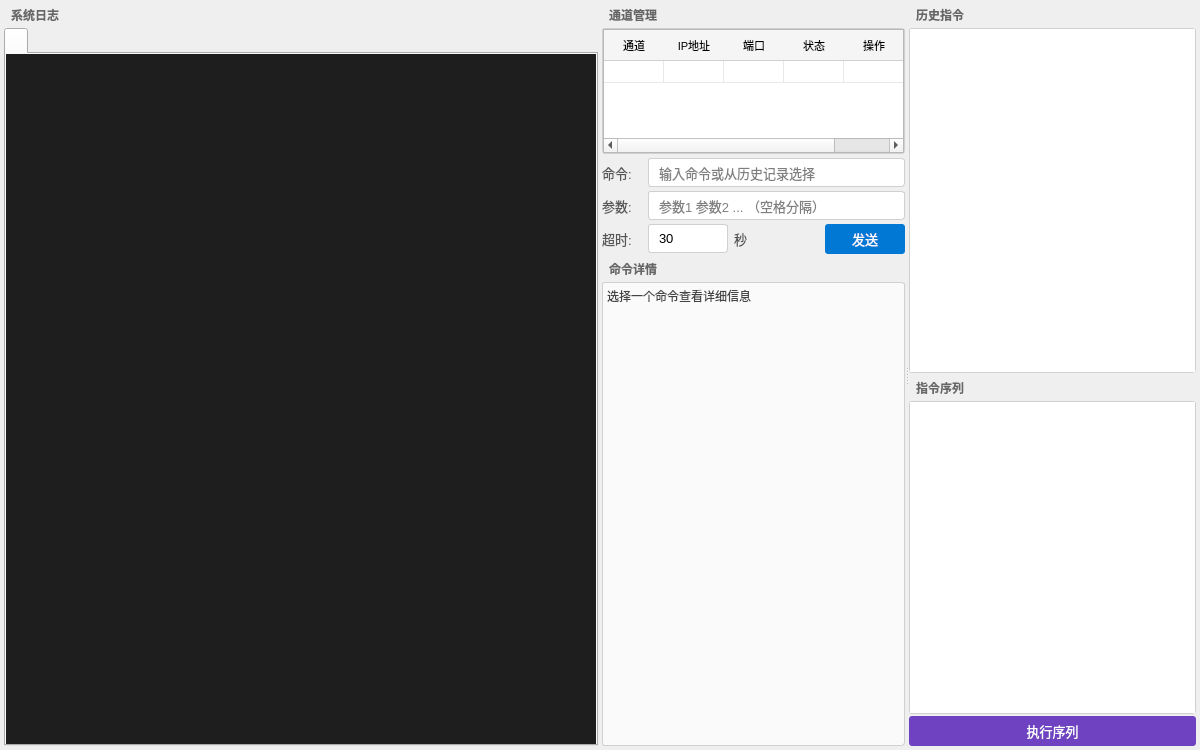
Before: the Qt Designer form plugins/MIX_debug_plugin/MIX_debug_plugin.ui in cn33331/MIX-test, drawn with Qt 5.
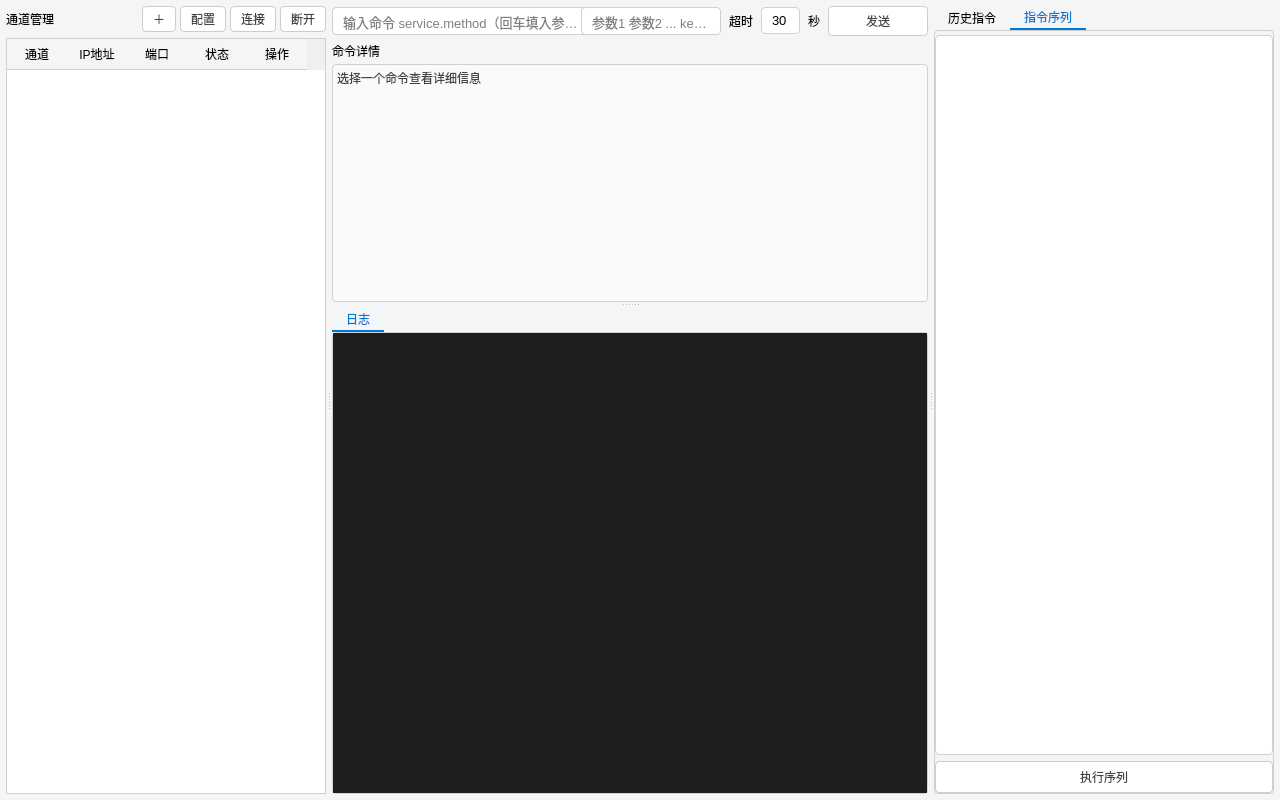
After: the same form once the commit is applied. The open tabs and pages were chosen to show the change.

The edit to the form file:
```diff
--- a/plugins/MIX_debug_plugin/MIX_debug_plugin.ui
+++ b/plugins/MIX_debug_plugin/MIX_debug_plugin.ui
@@ -6,122 +6,82 @@
    <rect>
     <x>0</x>
     <y>0</y>
-    <width>1200</width>
-    <height>750</height>
+    <width>1280</width>
+    <height>800</height>
    </rect>
   </property>
   <property name="minimumSize">
    <size>
-    <width>1000</width>
-    <height>600</height>
+    <width>1080</width>
+    <height>640</height>
    </size>
   </property>
   <property name="windowTitle">
    <string>MIX-debug by:zjx</string>
   </property>
   <widget class="QWidget" name="centralWidget">
-   <layout class="QHBoxLayout" name="mainLayout">
-    <property name="spacing">
-     <number>4</number>
-    </property>
-    <property name="leftMargin">
-     <number>4</number>
-    </property>
-    <property name="topMargin">
-     <number>4</number>
-    </property>
-    <property name="rightMargin">
-     <number>4</number>
-    </property>
-    <property name="bottomMargin">
-     <number>4</number>
-    </property>
-    <item>
-     <widget class="QWidget" name="leftWidget">
-      <layout class="QVBoxLayout" name="leftLayout">
+   <property name="styleSheet">
+    <string notr="true">QWidget#centralWidget { background: #f4f5f7; }
+QLabel#panelTitle { font-weight: bold; color: #555555; padding: 2px 2px; }
+QLineEdit { background: #ffffff; border: 1px solid #d0d0d0; border-radius: 4px; padding: 4px 8px; font-size: 13px; }
+QLineEdit:focus { border-color: #0078d4; }
+QTextEdit#cmdInfoText { border: 1px solid #d0d0d0; border-radius: 4px; background: #fafafa; color: #444444; font-size: 12px; }
+QTextEdit#logText { font-family: &quot;SF Mono&quot;, Menlo, monospace; font-size: 12px; background: #1e1e1e; color: #d4d4d4; border: none; }
+QTabWidget::pane { border: 1px solid #d0d0d0; border-radius: 4px; }
+QTabBar::tab { padding: 4px 14px; font-size: 12px; background: transparent; }
+QTabBar::tab:selected { color: #0078d4; border-bottom: 2px solid #0078d4; }
+QListWidget { border: 1px solid #d0d0d0; border-radius: 4px; font-size: 12px; background: #ffffff; }
+QListWidget::item { padding: 4px 6px; }
+QListWidget::item:selected { background: #e8f0fe; color: #0078d4; }
+QTableWidget { border: 1px solid #d0d0d0; gridline-color: #eeeeee; font-size: 12px; background: #ffffff; }
+QHeaderView::section { font-size: 12px; padding: 4px; background: #f5f5f5; border: none; border-bottom: 1px solid #d0d0d0; }
+QPushButton { border: 1px solid #cccccc; border-radius: 4px; padding: 3px 10px; background: #ffffff; color: #444444; font-size: 12px; }
+QPushButton:hover { border-color: #0078d4; color: #0078d4; }
+QPushButton:pressed { background: #eef4fb; }
+QPushButton#primaryButton { background: #0078d4; color: #ffffff; border: none; border-radius: 4px; padding: 5px 18px; font-size: 13px; }
+QPushButton#primaryButton:hover { background: #106ebe; color: #ffffff; }
+QPushButton#primaryButton:pressed { background: #005a9e; color: #ffffff; }
+QPushButton#accentButton { background: #e8f0fe; color: #0078d4; border: 1px solid #b6d3f5; border-radius: 4px; padding: 6px 16px; font-size: 13px; }
+QPushButton#accentButton:hover { background: #d6e6fb; }
+QPushButton#accentButton:pressed { background: #c2d9f7; }</string>
+   </property>
+   <layout class="QVBoxLayout" name="mainLayout">
        <property name="spacing">
-        <number>2</number>
+     <number>6</number>
        </property>
        <property name="leftMargin">
-        <number>0</number>
+     <number>6</number>
        </property>
        <property name="topMargin">
-        <number>0</number>
+     <number>6</number>
        </property>
        <property name="rightMargin">
-        <number>0</number>
+     <number>6</number>
        </property>
        <property name="bottomMargin">
-        <number>0</number>
-       </property>
-       <item>
-        <widget class="QLabel" name="logLabel">
-         <property name="text">
-          <string>系统日志</string>
-         </property>
-         <property name="styleSheet">
-          <string>QLabel { font-weight: bold; color: #666; padding: 2px 4px; }</string>
-         </property>
-        </widget>
-       </item>
-       <item>
-        <widget class="QTabWidget" name="logTabWidget">
-         <property name="styleSheet">
-          <string>QTabWidget::tab-bar { alignment: left; } QTabWidget::tab { padding: 4px 12px; font-size: 12px; } QTabWidget::tab:selected { background: #e8f0fe; border-color: #0078d4; } QTextEdit { font-family: "SF Mono", Monaco, Menlo, monospace; font-size: 12px; background: #1e1e1e; color: #d4d4d4; border: none; }</string>
-         </property>
-         <widget class="QTextEdit" name="logText">
-          <property name="readOnly">
-           <bool>true</bool>
-          </property>
-         </widget>
-         <tabstop>logText</tabstop>
-        </widget>
-       </item>
-      </layout>
-     </widget>
-    </item>
+     <number>6</number>
+    </property>
     <item>
      <widget class="QSplitter" name="mainSplitter">
       <property name="orientation">
        <enum>Qt::Horizontal</enum>
       </property>
       <property name="handleWidth">
-       <number>4</number>
+       <number>6</number>
       </property>
-      <widget class="QWidget" name="midWidget">
-       <layout class="QVBoxLayout" name="midLayout">
-        <property name="spacing">
-         <number>4</number>
-        </property>
-        <property name="leftMargin">
-         <number>0</number>
-        </property>
-        <property name="topMargin">
-         <number>0</number>
-        </property>
-        <property name="rightMargin">
-         <number>0</number>
-        </property>
-        <property name="bottomMargin">
-         <number>0</number>
-        </property>
-        <item>
-         <widget class="QWidget" name="ipWidget">
+      <property name="childrenCollapsible">
+       <bool>false</bool>
+      </property>
+      <widget class="QWidget" name="leftPanel">
           <property name="minimumSize">
            <size>
-            <width>0</width>
-            <height>130</height>
-           </size>
-          </property>
-          <property name="maximumSize">
-           <size>
-            <width>16777215</width>
-            <height>150</height>
-           </size>
-          </property>
-          <layout class="QVBoxLayout" name="ipLayout">
+         <width>320</width>
+         <height>0</height>
+        </size>
+       </property>
+       <layout class="QVBoxLayout" name="leftLayout">
            <property name="spacing">
-            <number>2</number>
+         <number>6</number>
            </property>
            <property name="leftMargin">
             <number>0</number>
@@ -136,48 +96,72 @@
             <number>0</number>
            </property>
            <item>
-            <widget class="QLabel" name="ipLabel">
+         <layout class="QHBoxLayout" name="channelToolbarLayout">
+          <property name="spacing">
+           <number>4</number>
+          </property>
+          <item>
+           <widget class="QLabel" name="channelLabel">
              <property name="text">
               <string>通道管理</string>
              </property>
-             <property name="styleSheet">
-              <string>QLabel { font-weight: bold; color: #666; padding: 2px 4px; }</string>
-             </property>
             </widget>
            </item>
            <item>
-            <widget class="QScrollArea" name="scrollArea">
-             <property name="widgetResizable">
-              <bool>true</bool>
-             </property>
-             <property name="styleSheet">
-              <string>QScrollArea { border: 1px solid #d0d0d0; border-radius: 3px; }</string>
-             </property>
-             <widget class="QWidget" name="scrollAreaWidgetContents">
-              <property name="geometry">
-               <rect>
-                <x>0</x>
-                <y>0</y>
-                <width>400</width>
-                <height>90</height>
-               </rect>
-              </property>
-              <layout class="QVBoxLayout" name="scrollLayout">
-               <property name="spacing">
-                <number>0</number>
-               </property>
-               <property name="leftMargin">
-                <number>0</number>
-               </property>
-               <property name="topMargin">
-                <number>0</number>
-               </property>
-               <property name="rightMargin">
-                <number>0</number>
-               </property>
-               <property name="bottomMargin">
-                <number>0</number>
-               </property>
+           <spacer name="channelToolbarSpacer">
+            <property name="orientation">
+             <enum>Qt::Horizontal</enum>
+            </property>
+            <property name="sizeHint" stdset="0">
+             <size>
+              <width>20</width>
+              <height>20</height>
+             </size>
+            </property>
+           </spacer>
+          </item>
+          <item>
+           <widget class="QPushButton" name="addChannelButton">
+            <property name="toolTip">
+             <string>添加一个通道行</string>
+            </property>
+            <property name="text">
+             <string>＋</string>
+            </property>
+           </widget>
+          </item>
+          <item>
+           <widget class="QPushButton" name="configChannelButton">
+            <property name="toolTip">
+             <string>批量生成通道（IP/端口序列）</string>
+            </property>
+            <property name="text">
+             <string>配置</string>
+            </property>
+           </widget>
+          </item>
+          <item>
+           <widget class="QPushButton" name="batchConnectButton">
+            <property name="toolTip">
+             <string>连接选中的通道</string>
+            </property>
+            <property name="text">
+             <string>连接</string>
+            </property>
+           </widget>
+          </item>
+          <item>
+           <widget class="QPushButton" name="batchDisconnectButton">
+            <property name="toolTip">
+             <string>断开选中的通道</string>
+            </property>
+            <property name="text">
+             <string>断开</string>
+            </property>
+           </widget>
+          </item>
+         </layout>
+        </item>
                <item>
                 <widget class="QTableWidget" name="ipTable">
                  <property name="editTriggers">
@@ -190,24 +174,20 @@
                   <enum>QAbstractItemView::SelectRows</enum>
                  </property>
                  <property name="rowCount">
-                  <number>1</number>
+           <number>0</number>
                  </property>
                  <property name="columnCount">
                   <number>5</number>
                  </property>
-                 <property name="styleSheet">
-                  <string>QTableWidget { font-size: 11px; gridline-color: #e8e8e8; } QHeaderView::section { font-size: 11px; padding: 4px; background: #f5f5f5; border: none; border-bottom: 1px solid #d0d0d0; }</string>
-                 </property>
                  <attribute name="horizontalHeaderDefaultSectionSize">
                   <number>60</number>
                  </attribute>
                  <attribute name="verticalHeaderDefaultSectionSize">
-                  <number>22</number>
+           <number>24</number>
                  </attribute>
                  <attribute name="verticalHeaderVisible">
                   <bool>false</bool>
                  </attribute>
-                 <row/>
                  <column>
                   <property name="text">
                    <string>通道</string>
@@ -237,16 +217,10 @@
                </item>
               </layout>
              </widget>
-            </widget>
-           </item>
-          </layout>
-         </widget>
-        </item>
-        <item>
-         <widget class="QWidget" name="cmdWidget">
-          <layout class="QVBoxLayout" name="cmdLayout">
+      <widget class="QWidget" name="centerPanel">
+       <layout class="QVBoxLayout" name="centerLayout">
            <property name="spacing">
-            <number>4</number>
+         <number>6</number>
            </property>
            <property name="leftMargin">
             <number>0</number>
@@ -261,89 +235,52 @@
             <number>0</number>
            </property>
            <item>
-            <layout class="QHBoxLayout" name="cmdInputLayout">
+         <layout class="QHBoxLayout" name="commandBarLayout">
              <property name="spacing">
-              <number>6</number>
-             </property>
-             <item>
-              <widget class="QLabel" name="cmdLabel">
-               <property name="text">
-                <string>命令:</string>
-               </property>
-               <property name="minimumSize">
-                <size>
-                 <width>40</width>
-                 <height>0</height>
-                </size>
-               </property>
-               <property name="styleSheet">
-                <string>QLabel { color: #555; font-size: 13px; }</string>
-               </property>
-              </widget>
-             </item>
+           <number>8</number>
+          </property>
              <item>
               <widget class="QLineEdit" name="cmdInput">
-               <property name="placeholderText">
-                <string>输入命令或从历史记录选择</string>
-               </property>
-               <property name="styleSheet">
-                <string>QLineEdit { font-size: 13px; padding: 5px 8px; border: 1px solid #d0d0d0; border-radius: 3px; } QLineEdit:focus { border-color: #0078d4; }</string>
-               </property>
-              </widget>
-             </item>
-            </layout>
-           </item>
-           <item>
-            <layout class="QHBoxLayout" name="paramInputLayout">
-             <property name="spacing">
-              <number>6</number>
-             </property>
-             <item>
-              <widget class="QLabel" name="paramLabel">
-               <property name="text">
-                <string>参数:</string>
+            <property name="sizePolicy">
+             <sizepolicy hsizetype="Expanding" vsizetype="Fixed">
+              <horstretch>3</horstretch>
+              <verstretch>0</verstretch>
+             </sizepolicy>
                </property>
                <property name="minimumSize">
                 <size>
-                 <width>40</width>
-                 <height>0</height>
-                </size>
-               </property>
-               <property name="styleSheet">
-                <string>QLabel { color: #555; font-size: 13px; }</string>
+              <width>260</width>
+              <height>28</height>
+             </size>
+            </property>
+            <property name="placeholderText">
+             <string>输入命令 service.method（回车填入参数）</string>
                </property>
               </widget>
              </item>
              <item>
               <widget class="QLineEdit" name="paramInput">
+            <property name="sizePolicy">
+             <sizepolicy hsizetype="Expanding" vsizetype="Fixed">
+              <horstretch>2</horstretch>
+              <verstretch>0</verstretch>
+             </sizepolicy>
+            </property>
+            <property name="minimumSize">
+             <size>
+              <width>140</width>
+              <height>28</height>
+             </size>
+            </property>
                <property name="placeholderText">
-                <string>参数1 参数2 ... （空格分隔）</string>
-               </property>
-               <property name="styleSheet">
-                <string>QLineEdit { font-size: 13px; padding: 5px 8px; border: 1px solid #d0d0d0; border-radius: 3px; } QLineEdit:focus { border-color: #0078d4; }</string>
+             <string>参数1 参数2 ... key=value</string>
                </property>
               </widget>
              </item>
-            </layout>
-           </item>
-           <item>
-            <layout class="QHBoxLayout" name="timeoutLayout">
-             <property name="spacing">
-              <number>6</number>
-             </property>
              <item>
               <widget class="QLabel" name="timeoutLabel">
                <property name="text">
-                <string>超时:</string>
-               </property>
-               <property name="minimumSize">
-                <size>
-                 <width>40</width>
-                 <height>0</height>
-                </size>
-               </property>
-               <property name="styleSheet">
-                <string>QLabel { color: #555; font-size: 13px; }</string>
+             <string>超时</string>
                </property>
               </widget>
              </item>
@@ -352,18 +289,12 @@
                <property name="text">
                 <string>30</string>
                </property>
-               <property name="placeholderText">
-                <string>30</string>
-               </property>
                <property name="maximumSize">
                 <size>
-                 <width>80</width>
+              <width>60</width>
                  <height>16777215</height>
                 </size>
                </property>
-               <property name="styleSheet">
-                <string>QLineEdit { font-size: 13px; padding: 5px 8px; border: 1px solid #d0d0d0; border-radius: 3px; } QLineEdit:focus { border-color: #0078d4; }</string>
-               </property>
               </widget>
              </item>
              <item>
@@ -371,27 +302,8 @@
                <property name="text">
                 <string>秒</string>
                </property>
-               <property name="styleSheet">
-                <string>QLabel { color: #555; font-size: 13px; }</string>
-               </property>
-              </widget>
-             </item>
-             <item>
-              <spacer name="timeoutSpacer">
-               <property name="orientation">
-                <enum>Qt::Horizontal</enum>
-               </property>
-               <property name="sizeType">
-                <enum>QSizePolicy::Expanding</enum>
-               </property>
-               <property name="sizeHint" stdset="0">
-                <size>
-                 <width>40</width>
-                 <height>20</height>
-                </size>
-               </property>
-              </spacer>
-             </item>
+           </widget>
+          </item>
              <item>
               <widget class="QPushButton" name="sendCmdButton">
                <property name="text">
@@ -399,25 +311,38 @@
                </property>
                <property name="minimumSize">
                 <size>
-                 <width>80</width>
-                 <height>28</height>
-                </size>
-               </property>
-               <property name="styleSheet">
-                <string>QPushButton { background: #0078d4; color: white; border: none; border-radius: 3px; font-size: 13px; padding: 5px 16px; } QPushButton:hover { background: #106ebe; } QPushButton:pressed { background: #005a9e; }</string>
+              <width>100</width>
+              <height>30</height>
+             </size>
+            </property>
+            <property name="toolTip">
+             <string>发送到所有已连接通道 (Ctrl+Return)</string>
                </property>
               </widget>
              </item>
             </layout>
-           </item>
-          </layout>
-         </widget>
         </item>
         <item>
-         <widget class="QWidget" name="cmdInfoWidget">
+         <widget class="QSplitter" name="centerSplitter">
+          <property name="orientation">
+           <enum>Qt::Vertical</enum>
+          </property>
+          <property name="handleWidth">
+           <number>6</number>
+          </property>
+          <property name="childrenCollapsible">
+           <bool>false</bool>
+          </property>
+          <widget class="QWidget" name="cmdInfoPanel">
+           <property name="maximumSize">
+            <size>
+             <width>16777215</width>
+             <height>260</height>
+            </size>
+           </property>
           <layout class="QVBoxLayout" name="cmdInfoLayout">
            <property name="spacing">
-            <number>2</number>
+             <number>4</number>
            </property>
            <property name="leftMargin">
             <number>0</number>
@@ -436,9 +361,6 @@
              <property name="text">
               <string>命令详情</string>
              </property>
-             <property name="styleSheet">
-              <string>QLabel { font-weight: bold; color: #666; padding: 2px 4px; }</string>
-             </property>
             </widget>
            </item>
            <item>
@@ -446,9 +368,6 @@
              <property name="readOnly">
               <bool>true</bool>
              </property>
-             <property name="styleSheet">
-              <string>QTextEdit { font-size: 12px; border: 1px solid #d0d0d0; border-radius: 3px; background: #fafafa; color: #444; }</string>
-             </property>
              <property name="plainText">
               <string>选择一个命令查看详细信息</string>
              </property>
@@ -456,13 +375,33 @@
            </item>
           </layout>
          </widget>
+          <widget class="QTabWidget" name="logTabWidget">
+           <property name="currentIndex">
+            <number>0</number>
+           </property>
+           <widget class="QTextEdit" name="logText">
+            <property name="readOnly">
+             <bool>true</bool>
+            </property>
+            <attribute name="title">
+             <string>日志</string>
+            </attribute>
+           </widget>
+          </widget>
+         </widget>
         </item>
        </layout>
       </widget>
-      <widget class="QWidget" name="rightWidget">
+      <widget class="QWidget" name="rightPanel">
+       <property name="minimumSize">
+        <size>
+         <width>340</width>
+         <height>0</height>
+        </size>
+       </property>
        <layout class="QVBoxLayout" name="rightLayout">
         <property name="spacing">
-         <number>4</number>
+         <number>6</number>
         </property>
         <property name="leftMargin">
          <number>0</number>
@@ -477,54 +416,20 @@
          <number>0</number>
         </property>
         <item>
-         <widget class="QWidget" name="historyWidget">
-          <layout class="QVBoxLayout" name="historyLayout">
-           <property name="spacing">
-            <number>2</number>
-           </property>
-           <property name="leftMargin">
+         <widget class="QTabWidget" name="rightTabWidget">
+          <property name="currentIndex">
             <number>0</number>
            </property>
-           <property name="topMargin">
-            <number>0</number>
-           </property>
-           <property name="rightMargin">
-            <number>0</number>
-           </property>
-           <property name="bottomMargin">
-            <number>0</number>
-           </property>
-           <item>
-            <widget class="QLabel" name="historyLabel">
-             <property name="text">
+          <widget class="QWidget" name="historyTab">
+           <attribute name="title">
               <string>历史指令</string>
-             </property>
-             <property name="styleSheet">
-              <string>QLabel { font-weight: bold; color: #666; padding: 2px 4px; }</string>
-             </property>
-            </widget>
-           </item>
-           <item>
-            <widget class="QListWidget" name="historyList">
-             <property name="styleSheet">
-              <string>QListWidget { font-size: 12px; border: 1px solid #d0d0d0; border-radius: 3px; } QListWidget::item { padding: 4px 6px; } QListWidget::item:selected { background: #e8f0fe; color: #0078d4; }</string>
-             </property>
-            </widget>
-           </item>
-          </layout>
-         </widget>
-        </item>
-        <item>
-         <widget class="QWidget" name="sequenceWidget">
-          <layout class="QVBoxLayout" name="sequenceLayout">
-           <property name="spacing">
-            <number>2</number>
-           </property>
+           </attribute>
+           <layout class="QVBoxLayout" name="historyTabLayout">
            <property name="leftMargin">
             <number>0</number>
            </property>
            <property name="topMargin">
-            <number>0</number>
+             <number>4</number>
            </property>
            <property name="rightMargin">
             <number>0</number>
@@ -533,21 +438,32 @@
             <number>0</number>
            </property>
            <item>
-            <widget class="QLabel" name="sequenceLabel">
-             <property name="text">
+             <widget class="QListWidget" name="historyList"/>
+            </item>
+           </layout>
+          </widget>
+          <widget class="QWidget" name="sequenceTab">
+           <attribute name="title">
               <string>指令序列</string>
-             </property>
-             <property name="styleSheet">
-              <string>QLabel { font-weight: bold; color: #666; padding: 2px 4px; }</string>
-             </property>
-            </widget>
-           </item>
+           </attribute>
+           <layout class="QVBoxLayout" name="sequenceTabLayout">
+            <property name="spacing">
+             <number>6</number>
+            </property>
+            <property name="leftMargin">
+             <number>0</number>
+            </property>
+            <property name="topMargin">
+             <number>4</number>
+            </property>
+            <property name="rightMargin">
+             <number>0</number>
+            </property>
+            <property name="bottomMargin">
+             <number>0</number>
+            </property>
            <item>
-            <widget class="QListWidget" name="sequenceList">
-             <property name="styleSheet">
-              <string>QListWidget { font-size: 12px; border: 1px solid #d0d0d0; border-radius: 3px; } QListWidget::item { padding: 4px 6px; } QListWidget::item:selected { background: #e8f0fe; color: #0078d4; }</string>
-             </property>
-            </widget>
+             <widget class="QListWidget" name="sequenceList"/>
            </item>
            <item>
             <widget class="QPushButton" name="executeSequenceButton">
@@ -557,15 +473,13 @@
              <property name="minimumSize">
               <size>
                <width>0</width>
-               <height>30</height>
-              </size>
-             </property>
-             <property name="styleSheet">
-              <string>QPushButton { background: #6f42c1; color: white; border: none; border-radius: 3px; font-size: 13px; padding: 5px 16px; } QPushButton:hover { background: #5a32a3; } QPushButton:pressed { background: #4a238a; }</string>
-             </property>
+                <height>32</height>
+               </size>
+              </property>
             </widget>
            </item>
           </layout>
+          </widget>
          </widget>
         </item>
        </layout>
```
Lines whose indentation alone changed are shown as unchanged.
